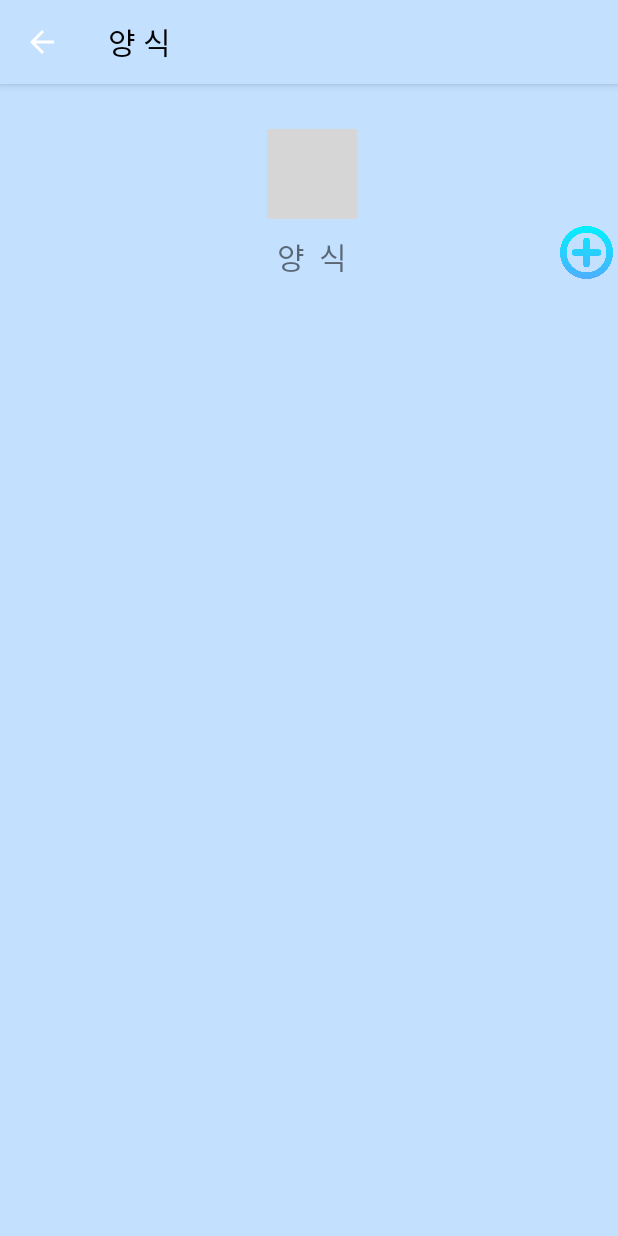
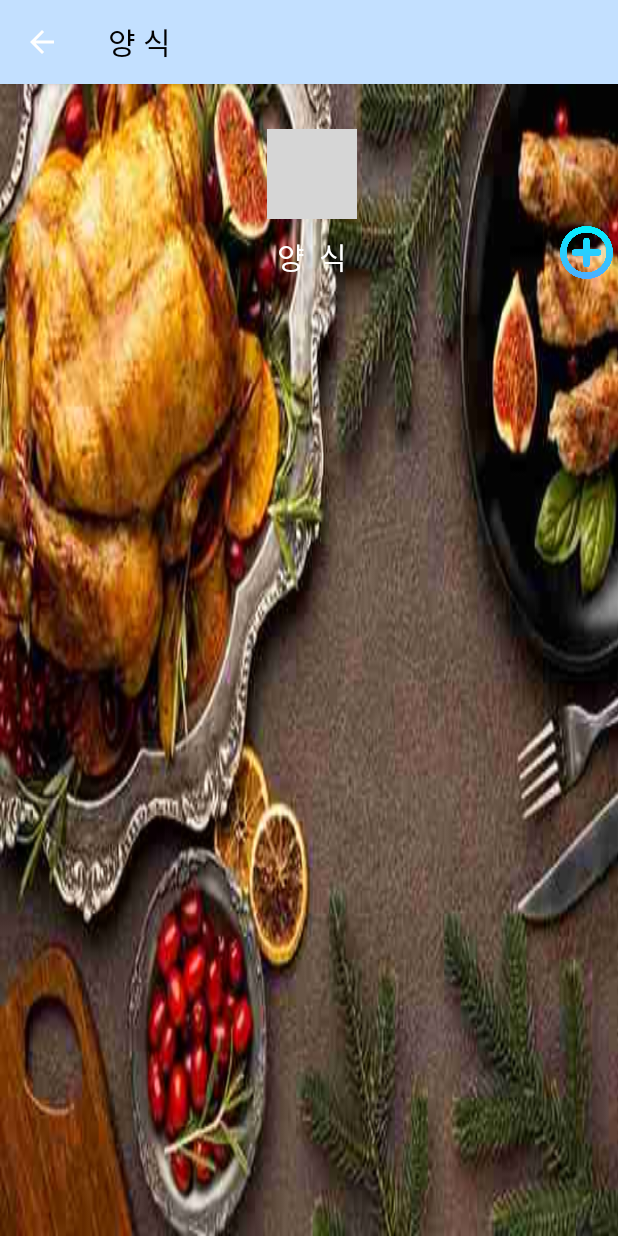
Before and after one commit to 1989010/Cooking, an Android app: the Westernmain screen opened directly, with no data from a screen before it, on a phone screen of 412 x 824 dp. Run offline under Robolectric (Android 15) with nearby library versions, the phone set to English and light mode, and no system bars; our stand-ins replace Firebase (no records; nobody signed in at launch, a user with empty details on screens opened directly); grey boxes are pictures that could not be loaded.

Commit message:
한식 양식 메인 수정

```diff
--- a/app/src/main/res/layout/activity_westernmain.xml
+++ b/app/src/main/res/layout/activity_westernmain.xml
@@ -4,7 +4,7 @@
     android:layout_width="match_parent"
     android:layout_height="match_parent"
     android:orientation="vertical"
-    android:background="#C3E0FF">
+    android:background="@drawable/westernbackground">
 
     <LinearLayout
         android:layout_width="match_parent"
@@ -33,7 +33,8 @@
             android:layout_marginLeft="180dp"
             android:layout_marginTop="10dp"
             android:textSize="20dp"
-            android:text=" 양  식">
+            android:text=" 양  식"
+            android:textColor="@color/white">
         </TextView>
 
         <!-- 게시글 추가 아이콘 !-->
@@ -56,16 +57,14 @@
 
         <ScrollView
             android:layout_width="match_parent"
-            android:layout_height="427dp"
-            android:background="#C3E0FF">
+            android:layout_height="427dp">
 
             <LinearLayout
                 android:id="@+id/westernmian_list"
                 android:layout_width="match_parent"
                 android:layout_height="wrap_content"
-                android:orientation="vertical"
-                android:background="#C3E0FF">
-            </LinearLayout>
+                android:background="#C3E0FF"
+                android:orientation="vertical"></LinearLayout>
         </ScrollView>
     </LinearLayout>
 </LinearLayout>
```
Also changed, not shown: app/src/main/res/layout/activity_koreanmain.xml (+5 -4 lines), app/src/main/res/drawable/koreanbackground.jpg (added), app/src/main/res/drawable/westernbackground.jpg (added).
